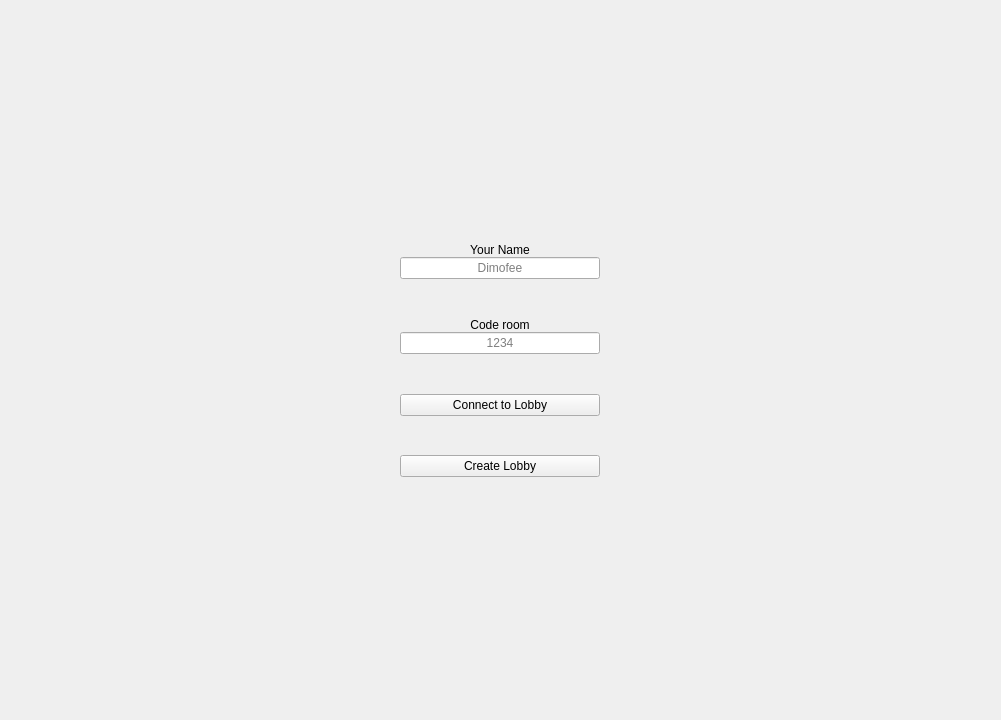
Above: Sea_Battle_Client/UI/mainwindow.ui from Bananka123321/Sea_Battle before the change. Below: the same form after it.
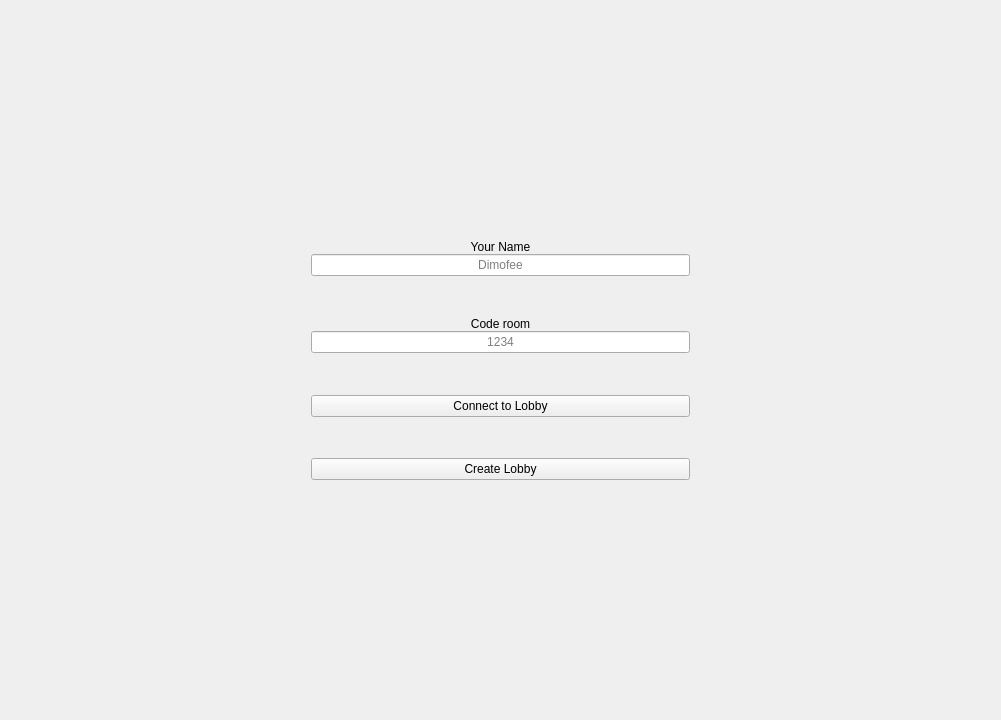
That is the form after the change. The open tabs and pages were chosen to show the change. Icons and pictures are not drawn.

The edit to the form file:
```diff
--- a/Sea_Battle_Client/UI/mainwindow.ui
+++ b/Sea_Battle_Client/UI/mainwindow.ui
@@ -28,6 +28,21 @@
   </property>
   <widget class="QWidget" name="centralwidget">
    <layout class="QGridLayout" name="gridLayout">
+    <property name="leftMargin">
+     <number>0</number>
+    </property>
+    <property name="topMargin">
+     <number>0</number>
+    </property>
+    <property name="rightMargin">
+     <number>0</number>
+    </property>
+    <property name="bottomMargin">
+     <number>0</number>
+    </property>
+    <property name="spacing">
+     <number>0</number>
+    </property>
     <item row="0" column="1">
      <widget class="QStackedWidget" name="stackedWidget">
       <property name="minimumSize">
@@ -37,7 +52,7 @@
        </size>
       </property>
       <property name="currentIndex">
-       <number>1</number>
+       <number>0</number>
       </property>
       <widget class="QWidget" name="ConnectPage">
        <layout class="QGridLayout" name="gridLayout_2">
@@ -58,9 +73,6 @@
         </property>
         <item row="0" column="1">
          <spacer name="verticalSpacer_2">
-          <property name="orientation">
-           <enum>Qt::Orientation::Vertical</enum>
-          </property>
           <property name="sizeHint" stdset="0">
            <size>
             <width>20</width>
@@ -71,9 +83,6 @@
         </item>
         <item row="1" column="0">
          <spacer name="horizontalSpacer">
-          <property name="orientation">
-           <enum>Qt::Orientation::Vertical</enum>
-          </property>
           <property name="sizeHint" stdset="0">
            <size>
             <width>311</width>
@@ -84,27 +93,21 @@
         </item>
         <item row="1" column="1">
          <layout class="QGridLayout" name="gridLayout_3">
+          <property name="spacing">
+           <number>0</number>
+          </property>
           <item row="0" column="0">
            <widget class="QLabel" name="ConnectUserNameLabel">
-            <property name="maximumSize">
-             <size>
-              <width>200</width>
-              <height>16777215</height>
-             </size>
-            </property>
             <property name="text">
              <string>Your Name</string>
             </property>
             <property name="alignment">
-             <set>Qt::AlignmentFlag::AlignCenter</set>
+             <set>Qt::AlignCenter</set>
             </property>
            </widget>
           </item>
           <item row="6" column="0">
            <spacer name="verticalSpacer_3">
-            <property name="orientation">
-             <enum>Qt::Orientation::Vertical</enum>
-            </property>
             <property name="sizeHint" stdset="0">
              <size>
               <width>20</width>
@@ -115,14 +118,14 @@
           </item>
           <item row="5" column="0">
            <widget class="QLineEdit" name="ConnectCodeRoomLineEdit">
-            <property name="maximumSize">
-             <size>
-              <width>200</width>
-              <height>16777215</height>
-             </size>
+            <property name="sizePolicy">
+             <sizepolicy hsizetype="Preferred" vsizetype="Preferred">
+              <horstretch>0</horstretch>
+              <verstretch>0</verstretch>
+             </sizepolicy>
             </property>
             <property name="alignment">
-             <set>Qt::AlignmentFlag::AlignCenter</set>
+             <set>Qt::AlignCenter</set>
             </property>
             <property name="placeholderText">
              <string>1234</string>
@@ -131,12 +134,6 @@
           </item>
           <item row="7" column="0">
            <widget class="QPushButton" name="ConnectPlayPushButton">
-            <property name="maximumSize">
-             <size>
-              <width>200</width>
-              <height>16777215</height>
-             </size>
-            </property>
             <property name="text">
              <string>Connect to Lobby</string>
             </property>
@@ -147,9 +144,6 @@
           </item>
           <item row="2" column="0">
            <spacer name="verticalSpacer_5">
-            <property name="orientation">
-             <enum>Qt::Orientation::Vertical</enum>
-            </property>
             <property name="sizeHint" stdset="0">
              <size>
               <width>20</width>
@@ -160,20 +154,14 @@
           </item>
           <item row="1" column="0">
            <widget class="QLineEdit" name="ConnectUserNameLineEdit">
-            <property name="minimumSize">
-             <size>
-              <width>200</width>
-              <height>0</height>
-             </size>
-            </property>
-            <property name="maximumSize">
-             <size>
-              <width>200</width>
-              <height>16777215</height>
-             </size>
+            <property name="sizePolicy">
+             <sizepolicy hsizetype="Preferred" vsizetype="Preferred">
+              <horstretch>0</horstretch>
+              <verstretch>0</verstretch>
+             </sizepolicy>
             </property>
             <property name="alignment">
-             <set>Qt::AlignmentFlag::AlignCenter</set>
+             <set>Qt::AlignCenter</set>
             </property>
             <property name="placeholderText">
              <string>Dimofee</string>
@@ -182,9 +170,6 @@
           </item>
           <item row="8" column="0">
            <spacer name="verticalSpacer_4">
-            <property name="orientation">
-             <enum>Qt::Orientation::Vertical</enum>
-            </property>
             <property name="sizeHint" stdset="0">
              <size>
               <width>20</width>
@@ -199,7 +184,7 @@
              <string>Code room</string>
             </property>
             <property name="alignment">
-             <set>Qt::AlignmentFlag::AlignCenter</set>
+             <set>Qt::AlignCenter</set>
             </property>
            </widget>
           </item>
@@ -214,9 +199,6 @@
         </item>
         <item row="1" column="2">
          <spacer name="horizontalSpacer_2">
-          <property name="orientation">
-           <enum>Qt::Orientation::Vertical</enum>
-          </property>
           <property name="sizeHint" stdset="0">
            <size>
             <width>311</width>
@@ -227,9 +209,6 @@
         </item>
         <item row="2" column="1">
          <spacer name="verticalSpacer">
-          <property name="orientation">
-           <enum>Qt::Orientation::Vertical</enum>
-          </property>
           <property name="sizeHint" stdset="0">
            <size>
             <width>20</width>
@@ -242,33 +221,39 @@
       </widget>
       <widget class="QWidget" name="page_2">
        <layout class="QGridLayout" name="gridLayout_4">
+        <property name="leftMargin">
+         <number>0</number>
+        </property>
+        <property name="topMargin">
+         <number>0</number>
+        </property>
+        <property name="rightMargin">
+         <number>0</number>
+        </property>
+        <property name="bottomMargin">
+         <number>0</number>
+        </property>
+        <property name="spacing">
+         <number>0</number>
+        </property>
         <item row="3" column="0">
          <widget class="QFrame" name="frame_2">
           <property name="frameShape">
-           <enum>QFrame::Shape::StyledPanel</enum>
-          </property>
-          <property name="frameShadow">
-           <enum>QFrame::Shadow::Raised</enum>
+           <enum>QFrame::NoFrame</enum>
           </property>
          </widget>
         </item>
         <item row="0" column="0" rowspan="3">
          <widget class="QFrame" name="frame">
           <property name="frameShape">
-           <enum>QFrame::Shape::StyledPanel</enum>
-          </property>
-          <property name="frameShadow">
-           <enum>QFrame::Shadow::Raised</enum>
+           <enum>QFrame::NoFrame</enum>
           </property>
          </widget>
         </item>
         <item row="0" column="1" rowspan="4" colspan="2">
          <widget class="QFrame" name="frame_3">
           <property name="frameShape">
-           <enum>QFrame::Shape::StyledPanel</enum>
-          </property>
-          <property name="frameShadow">
-           <enum>QFrame::Shadow::Raised</enum>
+           <enum>QFrame::NoFrame</enum>
           </property>
           <widget class="QGraphicsView" name="graphicsView">
            <property name="geometry">
```
